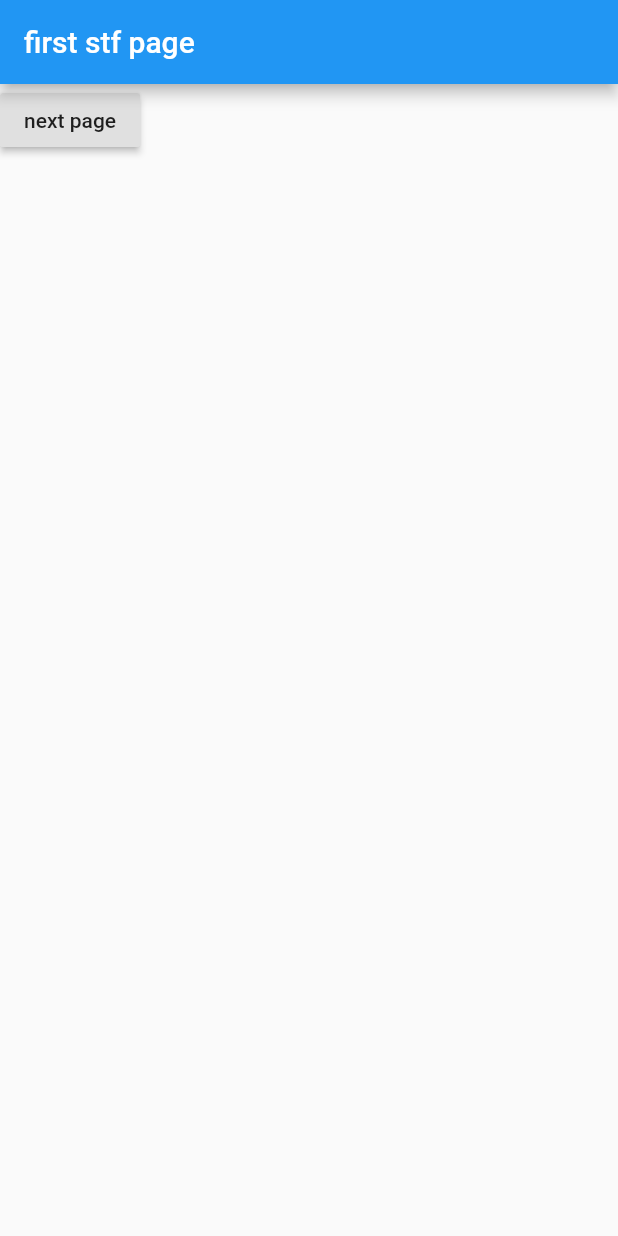
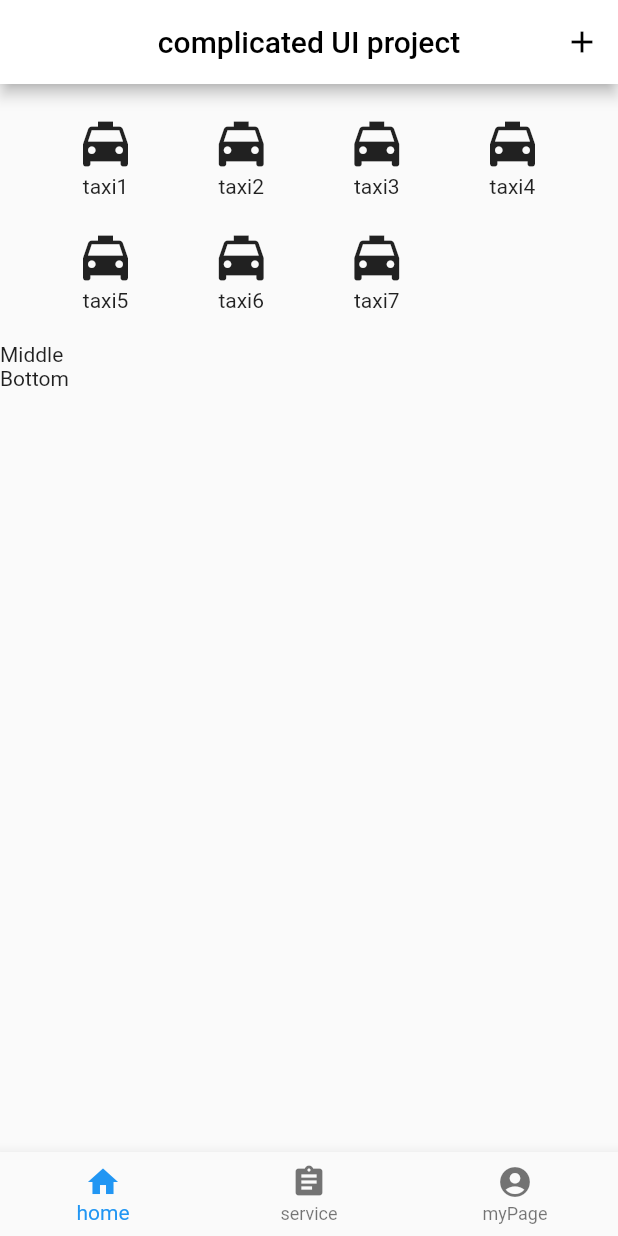
Before and after one commit to kdu0136/flutter-project, a Flutter app: the screen it shows after launch, on a phone screen of 412 x 824 dp. Run offline on Flutter 3.47's test engine with Material 2 defaults, Android fonts, the phone set to English and light mode, and no system bars.

Commit message:
- complicated UI top contents.

```diff
--- /dev/null
+++ b/flutter_widgets/lib/complicatedUI/homePage.dart
@@ -0,0 +1,85 @@
+import 'package:flutter/material.dart';
+
+class HomePage extends StatefulWidget {
+  @override
+  _HomePageState createState() => _HomePageState();
+}
+
+class _HomePageState extends State<HomePage> {
+  @override
+  Widget build(BuildContext context) {
+    return Column(
+      crossAxisAlignment: CrossAxisAlignment.start,
+      children: <Widget>[
+        _contentTop(),
+        _contentMiddle(),
+        _contentBottom(),
+      ],
+    );
+  }
+
+  _contentTop() => Padding(
+    padding: const EdgeInsets.only(top: 20.0, bottom: 20.0),
+    child: Column(
+          children: <Widget>[
+            _topRowContents(
+              contents: <Widget>[
+                _topContents(icon: Icons.local_taxi, text: 'taxi1'),
+                _topContents(icon: Icons.local_taxi, text: 'taxi2'),
+                _topContents(icon: Icons.local_taxi, text: 'taxi3'),
+                _topContents(icon: Icons.local_taxi, text: 'taxi4'),
+              ],
+            ),
+            SizedBox(
+              height: 20,
+            ),
+            _topRowContents(
+              contents: <Widget>[
+                _topContents(icon: Icons.local_taxi, text: 'taxi5'),
+                _topContents(icon: Icons.local_taxi, text: 'taxi6'),
+                _topContents(icon: Icons.local_taxi, text: 'taxi7'),
+                _topContents(icon: Icons.local_taxi, text: 'taxi8', opacity: 0),
+              ],
+            ),
+          ],
+        ),
+  );
+
+  _topRowContents({@required List<Widget> contents}) => Row(
+        mainAxisAlignment: MainAxisAlignment.spaceEvenly,
+        children: contents,
+      );
+
+  // create top contents method
+  _topContents(
+      {@required IconData icon,
+      double iconSize = 40,
+      String text,
+      double opacity = 1}) {
+    var content = Column(
+      children: <Widget>[
+        Icon(icon, size: iconSize),
+        Text(text),
+      ],
+    );
+    Widget child;
+    if (opacity ==0) {
+      child = content;
+    } else {
+      child = InkWell(
+        onTap: () {
+          print(text);
+        },
+        child: content,
+      );
+    }
+    return Opacity(
+      opacity: opacity,
+      child: child,
+    );
+  }
+
+  _contentMiddle() => Text('Middle');
+
+  _contentBottom() => Text('Bottom');
+}
--- /dev/null
+++ b/flutter_widgets/lib/complicatedUI/mainPage.dart
@@ -0,0 +1,79 @@
+import 'package:flutter/material.dart';
+import './homePage.dart';
+import './servicePage.dart';
+import './myPage.dart';
+
+class ComplicatedUIApp extends StatelessWidget {
+  @override
+  Widget build(BuildContext context) {
+    return MaterialApp(
+      title: 'Flutter Widget Practice',
+      theme: ThemeData(
+        primarySwatch: Colors.blue,
+      ),
+      home: MainPage(),
+    );
+  }
+}
+
+class MainPage extends StatefulWidget {
+  @override
+  _MainPageState createState() => _MainPageState();
+}
+
+class _MainPageState extends State<MainPage> {
+  var _currentPageIndex = 0;
+  final _childrenPage = [HomePage(), ServicePage(), MyPage()];
+
+  @override
+  Widget build(BuildContext context) {
+    return Scaffold(
+      appBar: _appBar(),
+      body: _childrenPage[_currentPageIndex],
+      bottomNavigationBar: _bottomNavigationBar(),
+    );
+  }
+
+  // app bar
+  _appBar() => AppBar(
+        title: Text(
+          'complicated UI project',
+          style: TextStyle(color: Colors.black),
+        ),
+        backgroundColor: Colors.white,
+        centerTitle: true,
+        actions: <Widget>[
+          IconButton(
+            icon: Icon(
+              Icons.add,
+              color: Colors.black,
+            ),
+            onPressed: () {},
+          ),
+        ],
+      );
+
+  // bottom navigation
+  _bottomNavigationBar() => BottomNavigationBar(
+        onTap: (index) {
+          setState(() {
+            _currentPageIndex = index;
+          });
+        },
+        currentIndex: _currentPageIndex,
+        items: <BottomNavigationBarItem>[
+          BottomNavigationBarItem(
+            icon: Icon(Icons.home),
+            title: Text('home'),
+          ),
+          BottomNavigationBarItem(
+            icon: Icon(Icons.assignment),
+            title: Text('service'),
+          ),
+          BottomNavigationBarItem(
+            icon: Icon(Icons.account_circle),
+            title: Text('myPage'),
+          ),
+        ],
+      );
+}
--- /dev/null
+++ b/flutter_widgets/lib/complicatedUI/myPage.dart
@@ -0,0 +1,15 @@
+import 'package:flutter/material.dart';
+
+class MyPage extends StatefulWidget {
+  @override
+  _MyPageState createState() => _MyPageState();
+}
+
+class _MyPageState extends State<MyPage> {
+  @override
+  Widget build(BuildContext context) {
+    return Center(
+      child: Text('My Page'),
+    );
+  }
+}
--- /dev/null
+++ b/flutter_widgets/lib/complicatedUI/servicePage.dart
@@ -0,0 +1,15 @@
+import 'package:flutter/material.dart';
+
+class ServicePage extends StatefulWidget {
+  @override
+  _ServicePageState createState() => _ServicePageState();
+}
+
+class _ServicePageState extends State<ServicePage> {
+  @override
+  Widget build(BuildContext context) {
+    return Center(
+      child: Text('Service Page'),
+    );
+  }
+}
--- a/flutter_widgets/lib/main.dart
+++ b/flutter_widgets/lib/main.dart
@@ -2,8 +2,9 @@ import 'package:flutter/material.dart';
 
 import 'navigation.dart';
 import 'widget_sample2.dart';
+import 'complicatedUI/mainPage.dart';
 
-void main() => runApp(MyApp());
+void main() => runApp(ComplicatedUIApp());
 
 class MyApp extends StatelessWidget {
   @override
```
